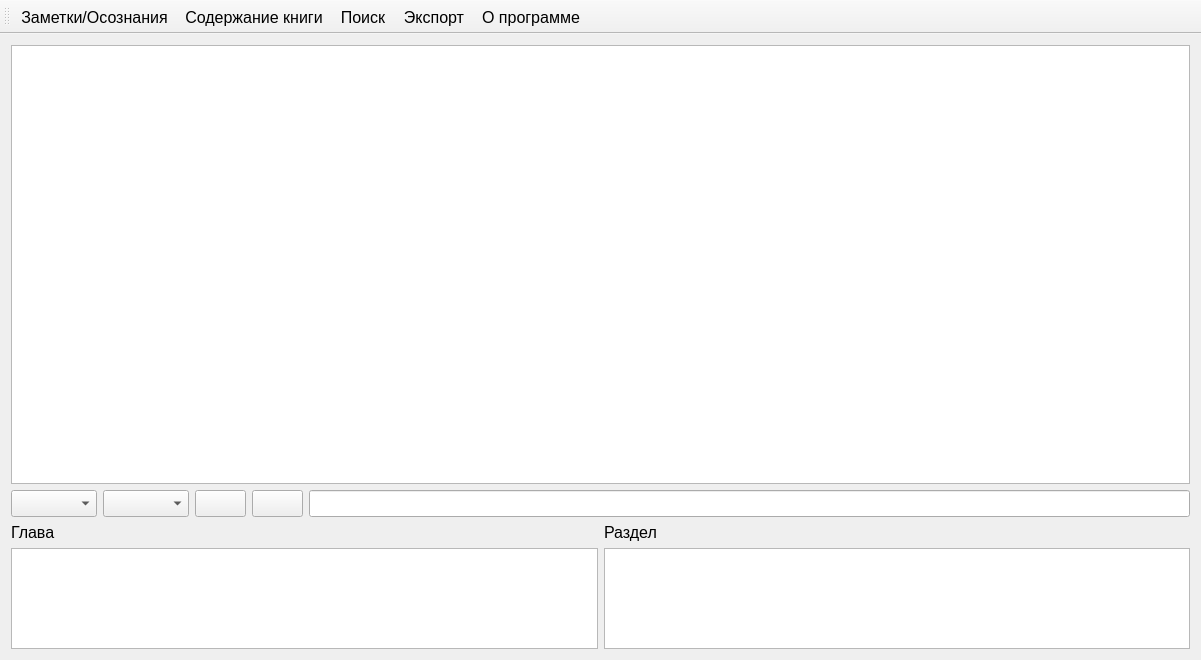
The window that src/mainwindow/mainwindow.ui (Vladimirsky555/Books) describes before a commit, drawn with Qt 5.
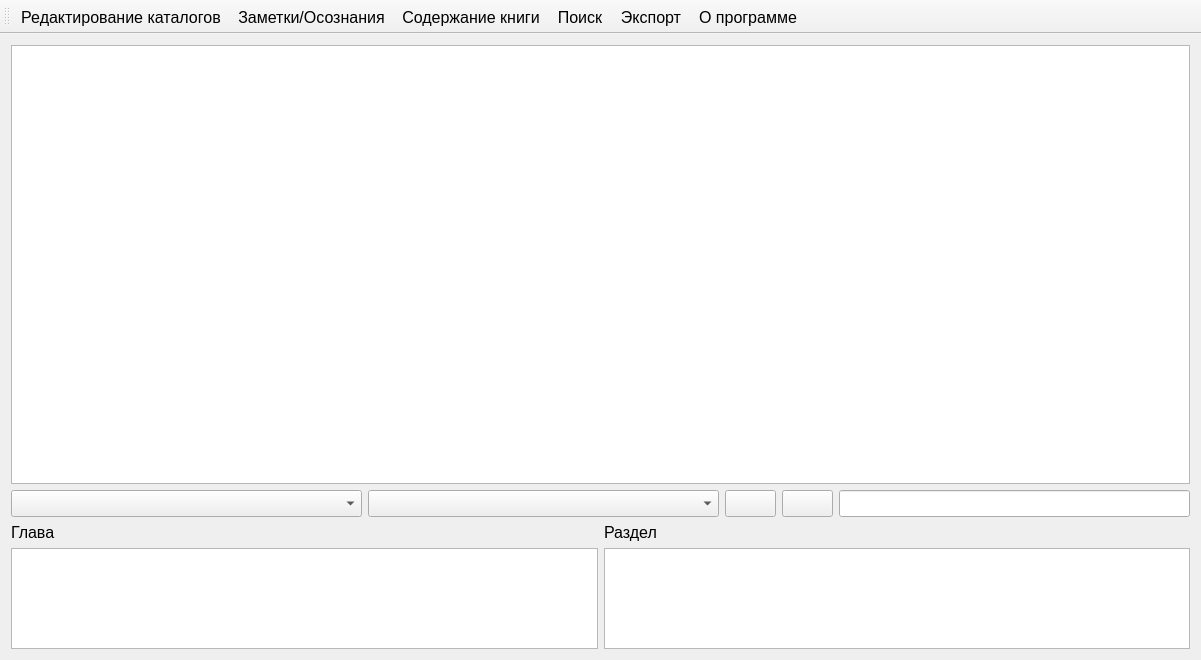
The same window after the commit. Icons and pictures are not drawn.

Diff of the .ui file:
```diff
--- a/src/mainwindow/mainwindow.ui
+++ b/src/mainwindow/mainwindow.ui
@@ -44,10 +44,24 @@
     <item>
      <layout class="QHBoxLayout" name="horizontalLayout">
       <item>
-       <widget class="QComboBox" name="cbxList"/>
+       <widget class="QComboBox" name="cbxCatalogs">
+        <property name="sizePolicy">
+         <sizepolicy hsizetype="Expanding" vsizetype="Fixed">
+          <horstretch>0</horstretch>
+          <verstretch>0</verstretch>
+         </sizepolicy>
+        </property>
+       </widget>
       </item>
       <item>
-       <widget class="QComboBox" name="cbxBooks"/>
+       <widget class="QComboBox" name="cbxBooks">
+        <property name="sizePolicy">
+         <sizepolicy hsizetype="Expanding" vsizetype="Fixed">
+          <horstretch>0</horstretch>
+          <verstretch>0</verstretch>
+         </sizepolicy>
+        </property>
+       </widget>
       </item>
       <item>
        <widget class="QPushButton" name="btnR">
@@ -186,6 +200,7 @@
    <attribute name="toolBarBreak">
     <bool>false</bool>
    </attribute>
+   <addaction name="actionCatalogsEditor"/>
    <addaction name="actionNotes"/>
    <addaction name="actionContent"/>
    <addaction name="actionSearch"/>
@@ -246,6 +261,15 @@
     <string>Экспорт</string>
    </property>
   </action>
+  <action name="actionCatalogsEditor">
+   <property name="icon">
+    <iconset resource="../../bin/images.qrc">
+     <normaloff>:/images/catalogs-editor.png</normaloff>:/images/catalogs-editor.png</iconset>
+   </property>
+   <property name="text">
+    <string>Редактирование каталогов</string>
+   </property>
+  </action>
  </widget>
  <layoutdefault spacing="6" margin="11"/>
  <resources>
```
